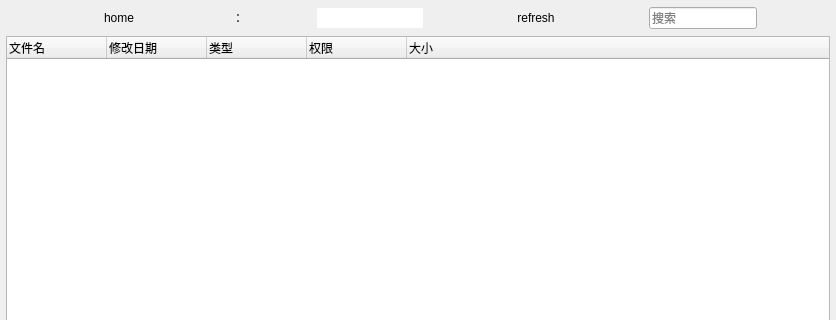
Old version of the form BFtpCompnentApp/client/dialog.ui in the repository fallinyourshadow/BFtpCompnent; both pictures show x 0 to 836 and y 0 to 320 of the 836 by 475 pixel window.
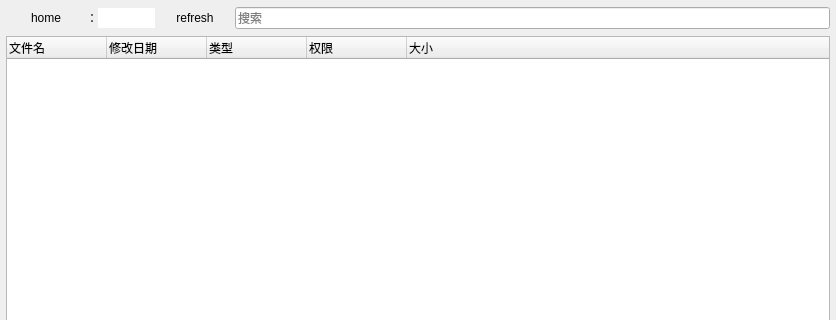
New version of the form. Icons and pictures are not drawn.

```diff
--- a/BFtpCompnentApp/client/dialog.ui
+++ b/BFtpCompnentApp/client/dialog.ui
@@ -101,7 +101,7 @@
         <bool>true</bool>
        </property>
        <property name="sizePolicy">
-        <sizepolicy hsizetype="Fixed" vsizetype="Fixed">
+        <sizepolicy hsizetype="Preferred" vsizetype="Fixed">
          <horstretch>0</horstretch>
          <verstretch>0</verstretch>
         </sizepolicy>
@@ -152,7 +152,7 @@
      <item>
       <widget class="QLineEdit" name="lineEdit">
        <property name="sizePolicy">
-        <sizepolicy hsizetype="Fixed" vsizetype="Fixed">
+        <sizepolicy hsizetype="Preferred" vsizetype="Fixed">
          <horstretch>207</horstretch>
          <verstretch>0</verstretch>
         </sizepolicy>
```
